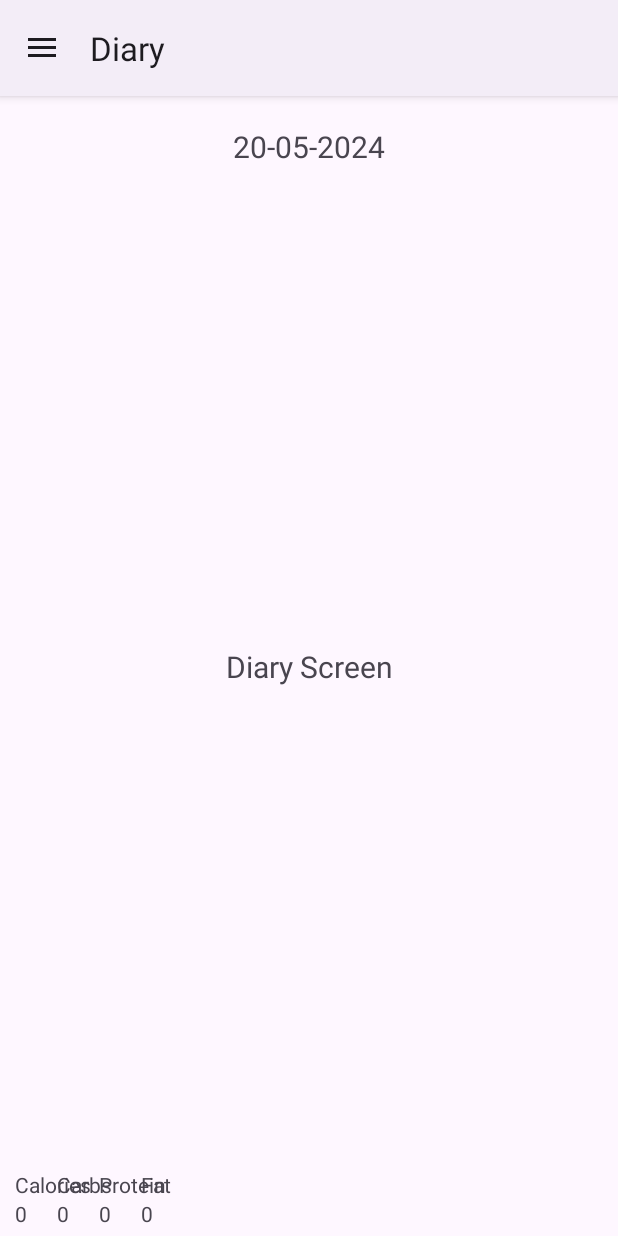
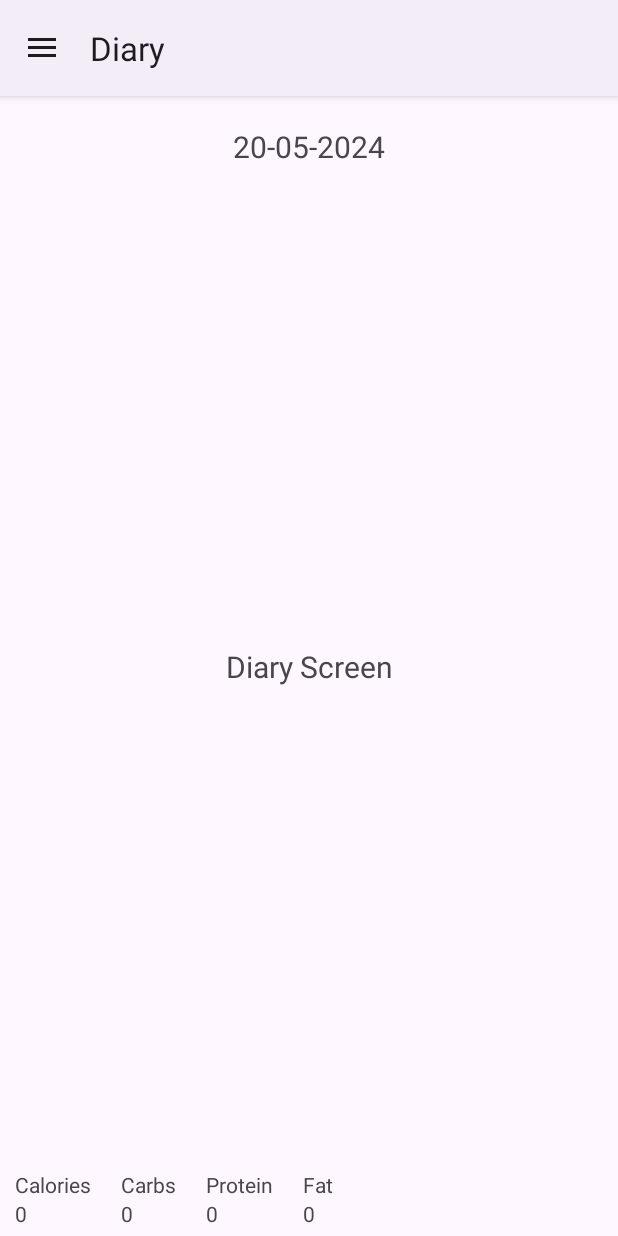
Before and after one commit to aarlucper93/SteelCheeks, an Android app: the screen it shows after launch (MainActivity), on a phone screen of 412 x 824 dp. Run offline under Robolectric (Android 15) with nearby library versions, the phone set to English and light mode, and no system bars; our stand-ins replace Room's generated code, data binding, navigation-ui; libraries missing offline, so code that uses them is left out: com.jakewharton.threetenabp; 1 statement that could not run was skipped.

Commit message:
Added barriers in-between subtotals

```diff
--- a/app/src/main/res/layout/fragment_diary.xml
+++ b/app/src/main/res/layout/fragment_diary.xml
@@ -1,9 +1,10 @@
 <?xml version="1.0" encoding="utf-8"?>
 <layout xmlns:android="http://schemas.android.com/apk/res/android"
-    xmlns:tools="http://schemas.android.com/tools"
-    xmlns:app="http://schemas.android.com/apk/res-auto">
+    xmlns:app="http://schemas.android.com/apk/res-auto"
+    xmlns:tools="http://schemas.android.com/tools">
 
     <data>
+
         <variable
             name="viewModel"
             type="com.example.steelcheeks.ui.diary.DiaryViewModel" />
@@ -20,30 +21,30 @@
             android:layout_width="wrap_content"
             android:layout_height="wrap_content"
             android:layout_marginTop="20dp"
+            android:textSize="20sp"
             app:layout_constraintEnd_toEndOf="parent"
             app:layout_constraintStart_toStartOf="parent"
             app:layout_constraintTop_toTopOf="parent"
-            android:textSize="20sp"
-            tools:text="[Current Date]"/>
+            tools:text="[Current Date]" />
 
         <TextView
             android:layout_width="wrap_content"
             android:layout_height="wrap_content"
             android:text="Diary Screen"
+            android:textSize="20sp"
+            app:layout_constraintBottom_toBottomOf="parent"
             app:layout_constraintEnd_toEndOf="parent"
             app:layout_constraintStart_toStartOf="parent"
-            app:layout_constraintTop_toTopOf="parent"
-            app:layout_constraintBottom_toBottomOf="parent"
-            android:textSize="20sp" />
+            app:layout_constraintTop_toTopOf="parent" />
 
         <TextView
             android:id="@+id/tvCalories"
             android:layout_width="wrap_content"
             android:layout_height="wrap_content"
+            android:text="Calories"
             app:layout_constraintBottom_toTopOf="@id/tvCaloriesValue"
             app:layout_constraintStart_toStartOf="@id/tvCaloriesValue"
-            android:text="Calories"
-            tools:text="Calories"/>
+            tools:text="Calories" />
 
         <TextView
             android:id="@+id/tvCaloriesValue"
@@ -51,63 +52,85 @@
             android:layout_height="wrap_content"
             android:layout_marginStart="10dp"
             android:layout_marginBottom="5dp"
+            app:layout_constraintBottom_toBottomOf="parent"
             app:layout_constraintStart_toStartOf="parent"
-            app:layout_constraintBottom_toBottomOf="parent"
-            tools:text="230 kcal"/>
+            tools:text="230 kcal" />
+
+        <androidx.constraintlayout.widget.Barrier
+            android:id="@+id/barrierCal"
+            android:layout_width="match_parent"
+            android:layout_height="match_parent"
+            app:barrierDirection="end"
+            app:constraint_referenced_ids="tvCalories,tvCaloriesValue" />
 
         <TextView
             android:id="@+id/tvCarbs"
             android:layout_width="wrap_content"
             android:layout_height="wrap_content"
+            android:layout_marginStart="20dp"
+            android:text="Carbs"
             app:layout_constraintBottom_toTopOf="@id/tvCaloriesValue"
-            app:layout_constraintStart_toStartOf="@id/tvCarbsValue"
-            android:text="Carbs"
-            tools:text="Carbs"/>
+            app:layout_constraintStart_toEndOf="@id/barrierCal"
+            tools:text="Carbs" />
 
         <TextView
             android:id="@+id/tvCarbsValue"
             android:layout_width="wrap_content"
             android:layout_height="wrap_content"
-            android:layout_marginStart="20dp"
-            app:layout_constraintStart_toEndOf="@id/tvCaloriesValue"
+
             app:layout_constraintBottom_toBottomOf="@id/tvCaloriesValue"
-            tools:text="169g"/>
+            app:layout_constraintStart_toStartOf="@id/tvCarbs"
+            tools:text="169g" />
+
+        <androidx.constraintlayout.widget.Barrier
+            android:id="@+id/barrierCarb"
+            android:layout_width="match_parent"
+            android:layout_height="match_parent"
+            app:barrierDirection="end"
+            app:constraint_referenced_ids="tvCarbs,tvCarbsValue" />
 
         <TextView
             android:id="@+id/tvProteins"
             android:layout_width="wrap_content"
             android:layout_height="wrap_content"
+            android:layout_marginStart="20dp"
+            android:text="Protein"
             app:layout_constraintBottom_toTopOf="@id/tvProteinsValue"
-            app:layout_constraintStart_toStartOf="@id/tvProteinsValue"
-            android:text="Protein"
-            tools:text="Protein"/>
+            app:layout_constraintStart_toEndOf="@id/barrierCarb"
+            tools:text="Protein" />
 
         <TextView
             android:id="@+id/tvProteinsValue"
             android:layout_width="wrap_content"
             android:layout_height="wrap_content"
-            android:layout_marginStart="20dp"
-            app:layout_constraintStart_toEndOf="@id/tvCarbsValue"
             app:layout_constraintBottom_toBottomOf="@id/tvCaloriesValue"
-            tools:text="169g"/>
+            app:layout_constraintStart_toStartOf="@id/tvProteins"
+            tools:text="169g" />
+
+        <androidx.constraintlayout.widget.Barrier
+            android:id="@+id/barrierProt"
+            android:layout_width="match_parent"
+            android:layout_height="match_parent"
+            app:barrierDirection="end"
+            app:constraint_referenced_ids="tvProteins,tvProteinsValue" />
 
         <TextView
             android:id="@+id/tvFats"
             android:layout_width="wrap_content"
             android:layout_height="wrap_content"
+            android:layout_marginStart="20dp"
+            android:text="Fat"
             app:layout_constraintBottom_toTopOf="@id/tvFatsValue"
-            app:layout_constraintStart_toStartOf="@id/tvFatsValue"
-            android:text="Fat"
-            tools:text="Fat"/>
+            app:layout_constraintStart_toEndOf="@id/barrierProt"
+            tools:text="Fat" />
 
         <TextView
             android:id="@+id/tvFatsValue"
             android:layout_width="wrap_content"
             android:layout_height="wrap_content"
-            android:layout_marginStart="20dp"
-            app:layout_constraintStart_toEndOf="@id/tvProteinsValue"
             app:layout_constraintBottom_toBottomOf="@id/tvCaloriesValue"
-            tools:text="169g"/>
+            app:layout_constraintStart_toStartOf="@id/tvFats"
+            tools:text="169g" />
 
     </androidx.constraintlayout.widget.ConstraintLayout>
 </layout>
```
